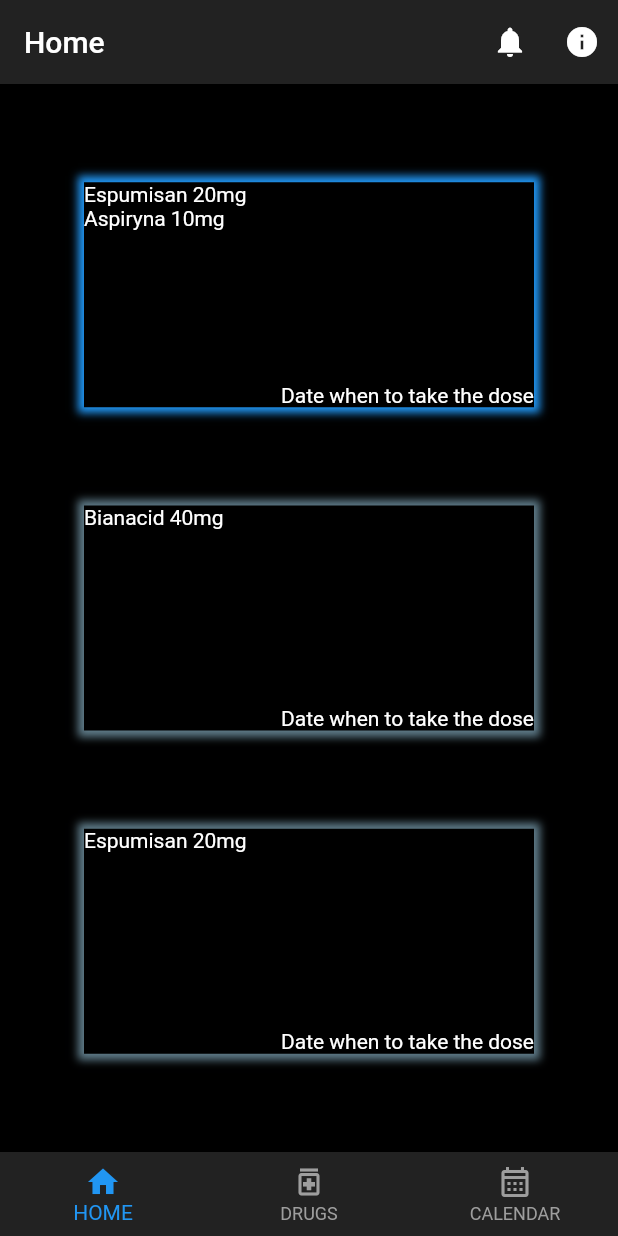
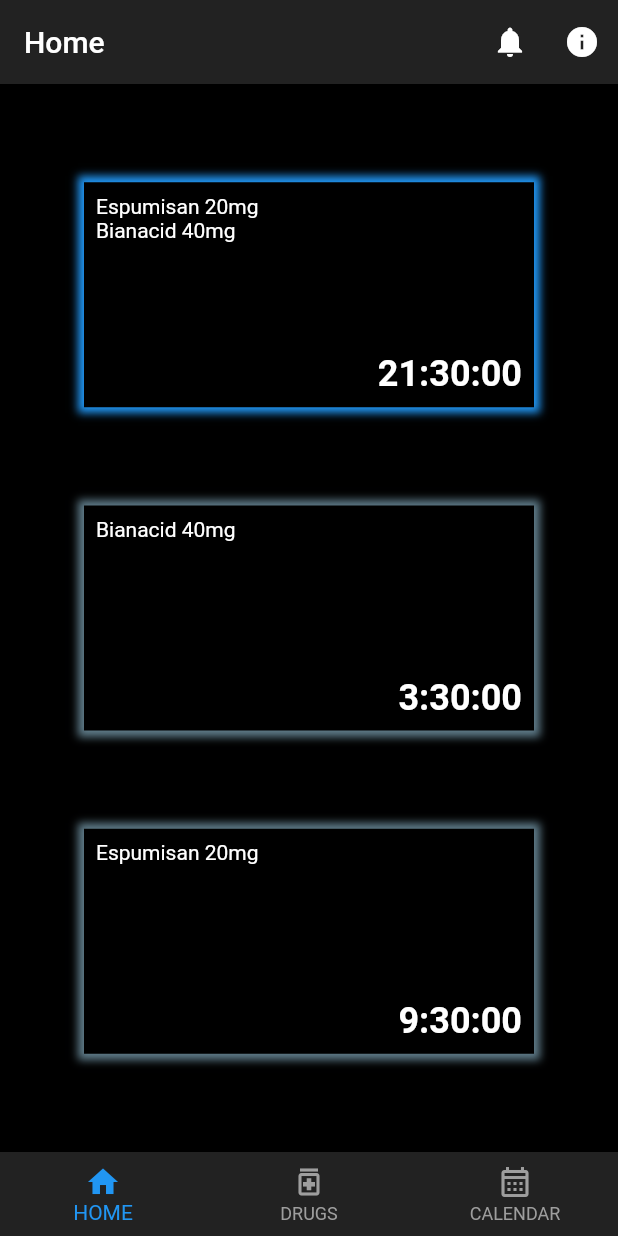
Before and after one commit to Bravo555/pim, a Flutter app: the screen it shows after launch, on a phone screen of 412 x 824 dp. Run offline on Flutter 3.47's test engine with Material 2 defaults, Android fonts, the phone set to English and light mode, and no system bars; our stand-ins replace table_calendar, timer_builder.

```diff
--- a/lib/decorated_container.dart
+++ b/lib/decorated_container.dart
@@ -1,10 +1,16 @@
 import 'package:flutter/material.dart';
+import 'package:timer_builder/timer_builder.dart';
 import 'models/drug.dart';
 
 class DecoratedContainer extends StatelessWidget {
-  DecoratedContainer({super.key, required this.drugs, this.isColoured = false});
+  DecoratedContainer(
+      {super.key,
+      required this.drugs,
+      required this.timeOfDay,
+      this.isColoured = false});
 
-  final List<Drug> drugs;
+  final TimeOfDay timeOfDay;
+  final Iterable<Drug> drugs;
 
   final bool isColoured;
 
@@ -21,34 +27,44 @@ class DecoratedContainer extends StatelessWidget {
     border: const Border(),
   );
 
-  Widget getDrugsAsWidgets(List<Drug> drugs) {
-    List<Widget> widgets = List<Widget>.empty(growable: true);
-    for (var i = 0; i < drugs.length; i++) {
-      if (drugs.elementAt(i).shouldNotify) {
-        widgets.add(
-            Text("${drugs.elementAt(i).name} ${drugs.elementAt(i).dosage}"));
-      }
-    }
-    return Column(
+  Widget _getDrugsAsWidgets(Iterable<Drug> drugs) => Column(
       crossAxisAlignment: CrossAxisAlignment.start,
-      children: widgets,
-    );
-  }
+      children: drugs
+          .where((drug) => drug.shouldNotify)
+          .map((drug) => Text("${drug.name} ${drug.dosage}"))
+          .toList());
 
   @override
   Widget build(BuildContext context) {
     return Container(
       decoration: homeBoxDecoration,
+      padding: const EdgeInsets.all(8.0),
       width: 300,
       height: 150,
       child: Row(
         crossAxisAlignment: CrossAxisAlignment.end,
         mainAxisAlignment: MainAxisAlignment.spaceBetween,
         children: [
-          getDrugsAsWidgets(drugs),
-          const Text("Date when to take the dose"),
+          _getDrugsAsWidgets(drugs),
+          TimerBuilder.periodic(Duration(seconds: 1),
+              builder: (context) => Text(
+                    _getTimeUntil(timeOfDay),
+                    style: const TextStyle(
+                        fontWeight: FontWeight.bold, fontSize: 24),
+                  )),
         ],
       ),
     );
   }
+
+  String _getTimeUntil(TimeOfDay other) {
+    DateTime now = DateTime.now();
+    int day = (now.hour < other.hour) ||
+            (now.hour == other.hour && now.minute <= other.minute)
+        ? now.day
+        : now.day + 1;
+    DateTime until =
+        DateTime(now.year, now.month, day, other.hour, other.minute);
+    return until.difference(now).toString().split(".")[0];
+  }
 }
--- a/lib/drug_details_page.dart
+++ b/lib/drug_details_page.dart
@@ -72,15 +72,15 @@ class _DrugDetailsPageState extends State<DrugDetailsPage> {
               hint: const Text("Frequency"),
               items: const [
                 DropdownMenuItem(
-                  value: "Once a day",
+                  value: DosageFrequency.onceADay,
                   child: Text("Once a day"),
                 ),
                 DropdownMenuItem(
-                  value: "Twice a day",
+                  value: DosageFrequency.twiceADay,
                   child: Text("Twice a day"),
                 ),
                 DropdownMenuItem(
-                  value: "Three times a day",
+                  value: DosageFrequency.thriceADay,
                   child: Text("Three times a day"),
                 ),
               ],
--- a/lib/drug_list_page.dart
+++ b/lib/drug_list_page.dart
@@ -13,18 +13,14 @@ class DrugListPage extends StatefulWidget {
 
 class _DrugListPageState extends State<DrugListPage> {
   @override
-  Widget build(BuildContext context) {
-    return Consumer<DrugList>(
-        builder: (context, drugList, child) => ListView.builder(
-            itemCount: drugList.items.length,
-            itemBuilder: (context, index) =>
-                _getDrugListItem(index, drugList.items[index])));
-  }
+  Widget build(BuildContext context) => Consumer<DrugList>(
+      builder: (context, drugList, child) => ListView.builder(
+          itemCount: drugList.items.length,
+          itemBuilder: (context, index) =>
+              _getDrugListItem(index, drugList.items[index])));
 
   Widget _getDrugListItem(int id, Drug drug) => DrugListItem(drug: drug);
 
   @override
-  String toStringShort() {
-    return "Drug List";
-  }
+  String toStringShort() => "Drug List";
 }
--- a/lib/home_page.dart
+++ b/lib/home_page.dart
@@ -1,6 +1,7 @@
 import 'package:flutter/material.dart';
-import 'package:pim/models/drug.dart';
+import 'package:provider/provider.dart';
 import 'decorated_container.dart';
+import 'models/drug_list.dart';
 
 class HomePage extends StatelessWidget {
   const HomePage({super.key});
@@ -12,50 +13,22 @@ class HomePage extends StatelessWidget {
     return Center(
       child: Column(
         mainAxisAlignment: MainAxisAlignment.spaceEvenly,
-        children: <Widget>[
-          DecoratedContainer(
-            isColoured: true,
-            drugs: <Drug>[
-              Drug(
-                id: 1,
-                name: "Espumisan",
-                dosage: "20mg",
-                shouldNotify: true,
-              ),
-              Drug(
-                id: 2,
-                name: "Aspiryna",
-                dosage: "10mg",
-                shouldNotify: true,
-              )
-            ],
-          ),
-          DecoratedContainer(
-            drugs: <Drug>[
-              Drug(
-                id: 3,
-                name: "Bianacid",
-                dosage: "40mg",
-                shouldNotify: true,
-              ),
-            ],
-          ),
-          DecoratedContainer(
-            drugs: <Drug>[
-              Drug(
-                id: 4,
-                name: "No-Spa",
-                dosage: "10mg",
-                shouldNotify: false,
-              ),
-              Drug(
-                id: 1,
-                name: "Espumisan",
-                dosage: "20mg",
-                shouldNotify: true,
-              ),
-            ],
-          ),
+        children: [
+          Consumer<DrugList>(
+              builder: (context, drugList, child) => DecoratedContainer(
+                    isColoured: true,
+                    timeOfDay: const TimeOfDay(hour: 8, minute: 0),
+                    drugs: drugList.drugsForTimeOfDay(DrugTimeOfDay.morning),
+                  )),
+          Consumer<DrugList>(
+              builder: (context, drugList, child) => DecoratedContainer(
+                  timeOfDay: const TimeOfDay(hour: 14, minute: 0),
+                  drugs: drugList.drugsForTimeOfDay(DrugTimeOfDay.afternoon))),
+          Consumer<DrugList>(
+              builder: (context, drugList, child) => DecoratedContainer(
+                    timeOfDay: const TimeOfDay(hour: 20, minute: 0),
+                    drugs: drugList.drugsForTimeOfDay(DrugTimeOfDay.evening),
+                  )),
         ],
       ),
     );
--- a/lib/models/drug.dart
+++ b/lib/models/drug.dart
@@ -1,10 +1,13 @@
 // TODO check what adapter we should use in data repository or scrap that
 // @DataRepository([ConfigureRepositoryLocalStorage], remote: false)
+
+enum DosageFrequency { onceADay, twiceADay, thriceADay }
+
 class Drug {
   final int id;
   String name;
   String dosage;
-  String frequency;
+  DosageFrequency frequency;
   String notes;
   bool shouldNotify;
 
@@ -12,9 +15,9 @@ class Drug {
     required this.id,
     required this.name,
     required this.dosage,
-    this.frequency = "Once a day",
+    this.frequency = DosageFrequency.onceADay,
     this.notes = "",
-    this.shouldNotify = false,
+    this.shouldNotify = true,
   });
 
   Drug.from(Drug other)
@@ -24,4 +27,7 @@ class Drug {
         frequency = other.frequency,
         notes = other.notes,
         shouldNotify = other.shouldNotify;
+
+  @override
+  String toString() => name;
 }
--- a/lib/models/drug_list.dart
+++ b/lib/models/drug_list.dart
@@ -4,11 +4,23 @@ import 'package:flutter/material.dart';
 
 import 'drug.dart';
 
+enum DrugTimeOfDay { morning, afternoon, evening }
+
 class DrugList extends ChangeNotifier {
   /// Internal, private state of the drug list.
   final List<Drug> _items = [
-    Drug(id: 1, name: "Espumisan", dosage: "20mg", notes: ""),
-    Drug(id: 2, name: "Bianacid", dosage: "40mg", notes: "")
+    Drug(
+        id: 1,
+        name: "Espumisan",
+        dosage: "20mg",
+        notes: "",
+        frequency: DosageFrequency.thriceADay),
+    Drug(
+        id: 2,
+        name: "Bianacid",
+        dosage: "40mg",
+        notes: "",
+        frequency: DosageFrequency.onceADay)
   ];
 
   /// An unmodifiable view of the all the drugs
@@ -29,4 +41,19 @@ class DrugList extends ChangeNotifier {
     // This call tells the widgets that are listening to this model to rebuild.
     notifyListeners();
   }
+
+  Iterable<Drug> drugsForTimeOfDay(DrugTimeOfDay timeOfDay) {
+    switch (timeOfDay) {
+      case DrugTimeOfDay.morning:
+        return List.unmodifiable(_items);
+      case DrugTimeOfDay.afternoon:
+        return List.unmodifiable(_items.where(
+          (drug) => drug.frequency != DosageFrequency.thriceADay,
+        ));
+      case DrugTimeOfDay.evening:
+        return List.unmodifiable(_items.where(
+          (drug) => drug.frequency == DosageFrequency.thriceADay,
+        ));
+    }
+  }
 }
--- a/pubspec.yaml
+++ b/pubspec.yaml
@@ -44,6 +44,8 @@ dependencies:
   flutter_riverpod: ^2.1.1
   json_annotation: ^4.7.0
   provider: ^6.0.0
+  timer_builder: ^2.0.0
+  date_format: ^2.0.7
 
 dev_dependencies:
   flutter_test:
```
